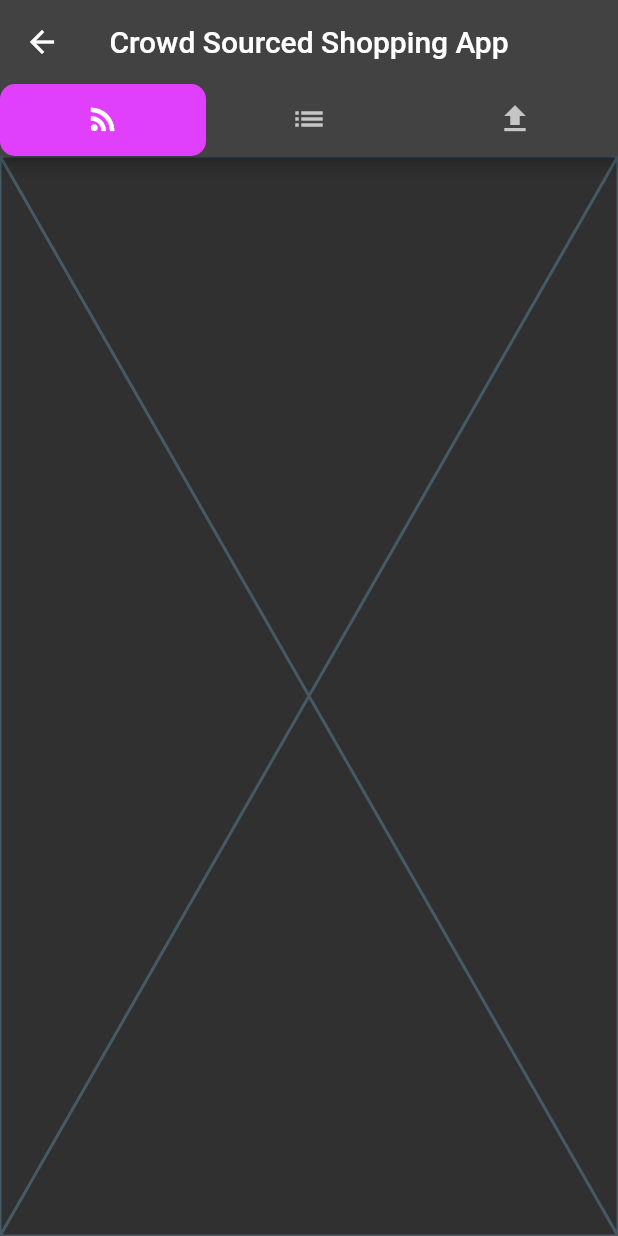
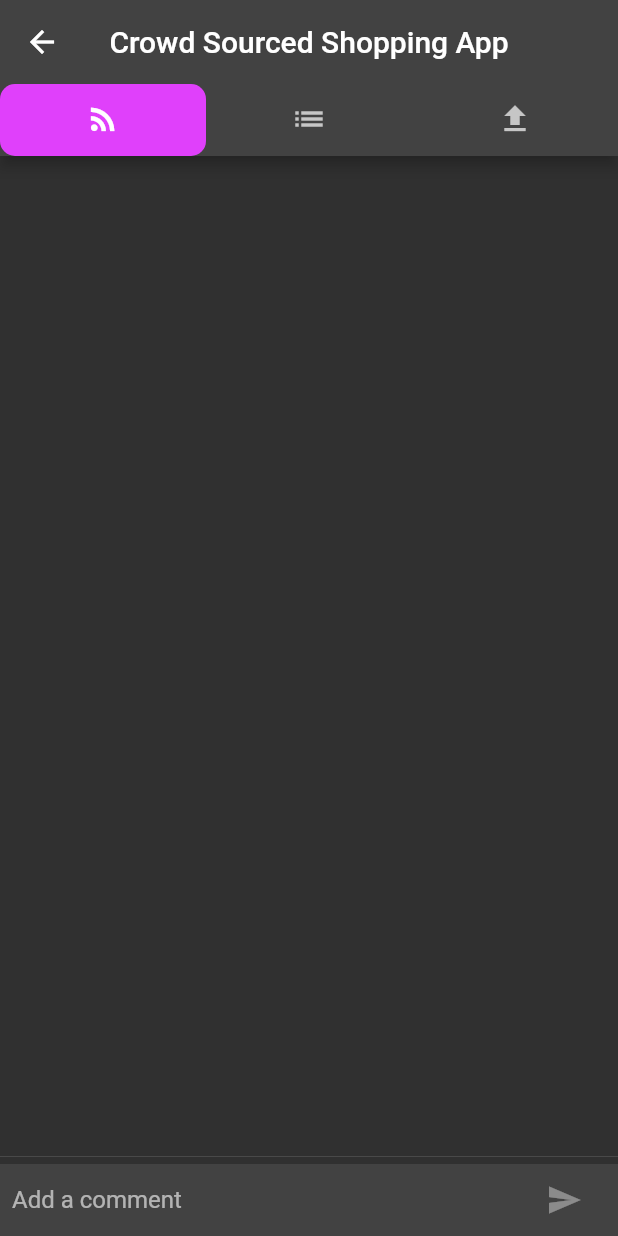
Before and after one commit to lmoyle1989/crowd_sourced_shopping_app, a Flutter app: the screen it shows after launch, after a tap on "login", on a phone screen of 412 x 824 dp. Run offline on Flutter 3.47's test engine with Material 2 defaults, Android fonts, the phone set to English and light mode, and no system bars; our stand-ins replace cloud_firestore, email_validator, firebase_core; missing offline and left inert: flutter_barcode_scanner; accounts and stored records are empty.

Commit message:
added code for creating and printing comments to the page

```diff
--- a/flutter/lib/screens/live_feed_screen.dart
+++ b/flutter/lib/screens/live_feed_screen.dart
@@ -5,6 +5,151 @@ class LiveFeedScreen extends StatelessWidget {
 
   @override
   Widget build(BuildContext context) {
-    return Placeholder();
+    return Scaffold(
+      body: ChatScreen(),
+    );
   }
 }
+
+class ChatMessage extends StatelessWidget {
+  ChatMessage({required this.text, required this.animationController, Key? key})
+      : super(key: key);
+  final String text;
+  final AnimationController animationController;
+  String _name =
+      'User_name'; //hard coded now but will change to connect to user in db
+
+  @override
+  Widget build(BuildContext context) {
+    return SizeTransition(
+      sizeFactor:
+          CurvedAnimation(parent: animationController, curve: Curves.easeOut),
+      axisAlignment: 0.0,
+      child: Container(
+          margin: const EdgeInsets.symmetric(vertical: 10.0),
+          child: Row(
+            crossAxisAlignment: CrossAxisAlignment.start,
+            children: [
+              Container(
+                margin: const EdgeInsets.only(right: 16.0),
+                child: CircleAvatar(child: Text(_name[0])),
+              ),
+              Expanded(
+                child: Column(
+                  crossAxisAlignment: CrossAxisAlignment.start,
+                  children: [
+                    Text(_name, style: Theme.of(context).textTheme.headline6),
+                    Container(
+                      margin: const EdgeInsets.only(top: 5.0),
+                      child: Text(text),
+                    )
+                  ],
+                ),
+              )
+            ],
+          )),
+    );
+  }
+}
+
+class ChatScreen extends StatefulWidget {
+  const ChatScreen({Key? key}) : super(key: key);
+
+  @override
+  State<ChatScreen> createState() => _ChatScreenState();
+}
+
+class _ChatScreenState extends State<ChatScreen> with TickerProviderStateMixin {
+  final List<ChatMessage> _messages =
+      []; // this list holds the messages after submitting so they appear on the screen, will need to connect it to db later
+  final _textController =
+      TextEditingController(); // reads the string and clears the section after submitting
+  final FocusNode _focusNode = FocusNode();
+  bool _isComposing = false;
+
+  Widget _buildTextComposer() {
+    // builds the section to add a comment and print it to the app
+    return IconTheme(
+      data: IconThemeData(color: Theme.of(context).colorScheme.secondary),
+      child: Container(
+        margin: const EdgeInsets.symmetric(horizontal: 8.0),
+        child: Row(
+          children: [
+            Flexible(
+              child: TextField(
+                controller: _textController,
+                onChanged: (text) {
+                  setState(() {
+                    _isComposing = text.isNotEmpty;
+                  });
+                },
+                onSubmitted: _isComposing ? _handleSubmitted : null,
+                decoration:
+                    const InputDecoration.collapsed(hintText: 'Add a comment'),
+                focusNode: _focusNode,
+              ),
+            ),
+            Container(
+              margin: const EdgeInsets.symmetric(horizontal: 4.0),
+              child: IconButton(
+                icon: const Icon(Icons.send),
+                onPressed: _isComposing
+                    ? () => _handleSubmitted(_textController.text)
+                    : null,
+              ),
+            ),
+          ],
+        ),
+      ),
+    );
+  }
+
+  @override
+  Widget build(BuildContext context) {
+    return Scaffold(
+      body: Column(children: [
+        Flexible(
+          child: ListView.builder(
+            padding: const EdgeInsets.all(8.0),
+            reverse: true,
+            itemBuilder: (_, index) => _messages[index],
+            itemCount: _messages.length,
+          ),
+        ),
+        const Divider(height: 10.0),
+        Container(
+          decoration: BoxDecoration(color: Theme.of(context).cardColor),
+          child: _buildTextComposer(),
+        ),
+      ]),
+    );
+  }
+
+  void _handleSubmitted(String text) {
+    // clears the text after submitting
+    _textController.clear();
+    setState(() {
+      _isComposing = false;
+    });
+    ChatMessage message = ChatMessage(
+      text: text,
+      animationController: AnimationController(
+        duration: const Duration(milliseconds: 700),
+        vsync: this,
+      ),
+    );
+    setState(() {
+      _messages.insert(0, message);
+    });
+    _focusNode.requestFocus();
+    message.animationController.forward();
+  }
+
+  @override
+  void dispose() {
+    for (var message in _messages) {
+      message.animationController.dispose();
+    }
+    super.dispose();
+  }
+}
```
